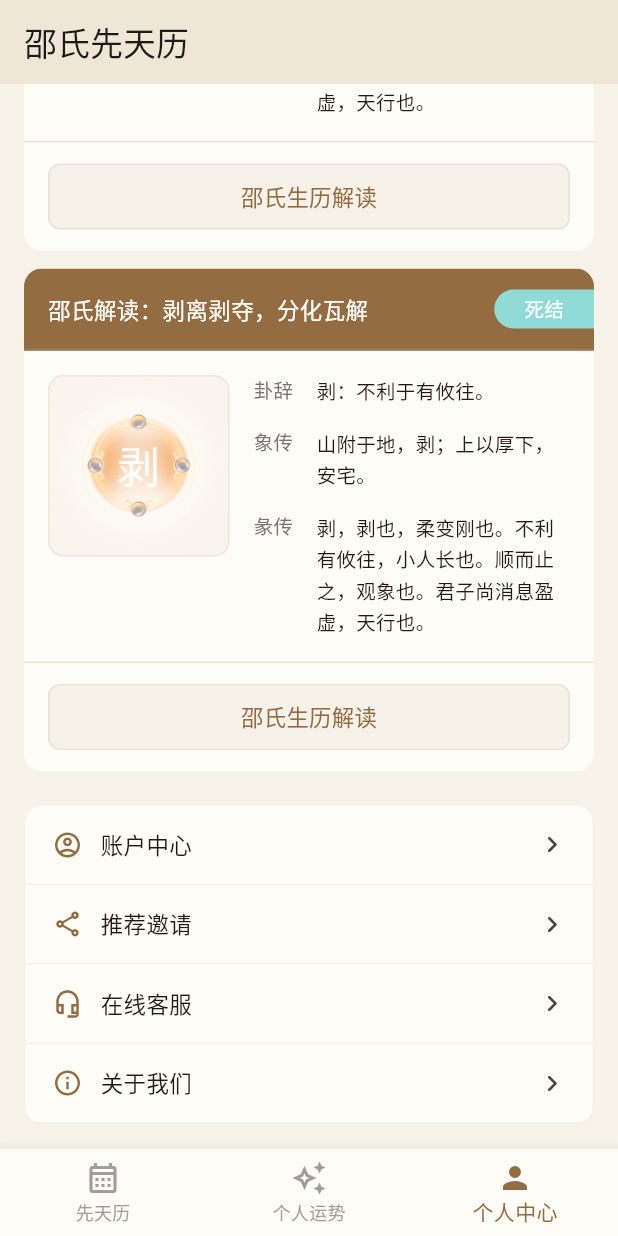
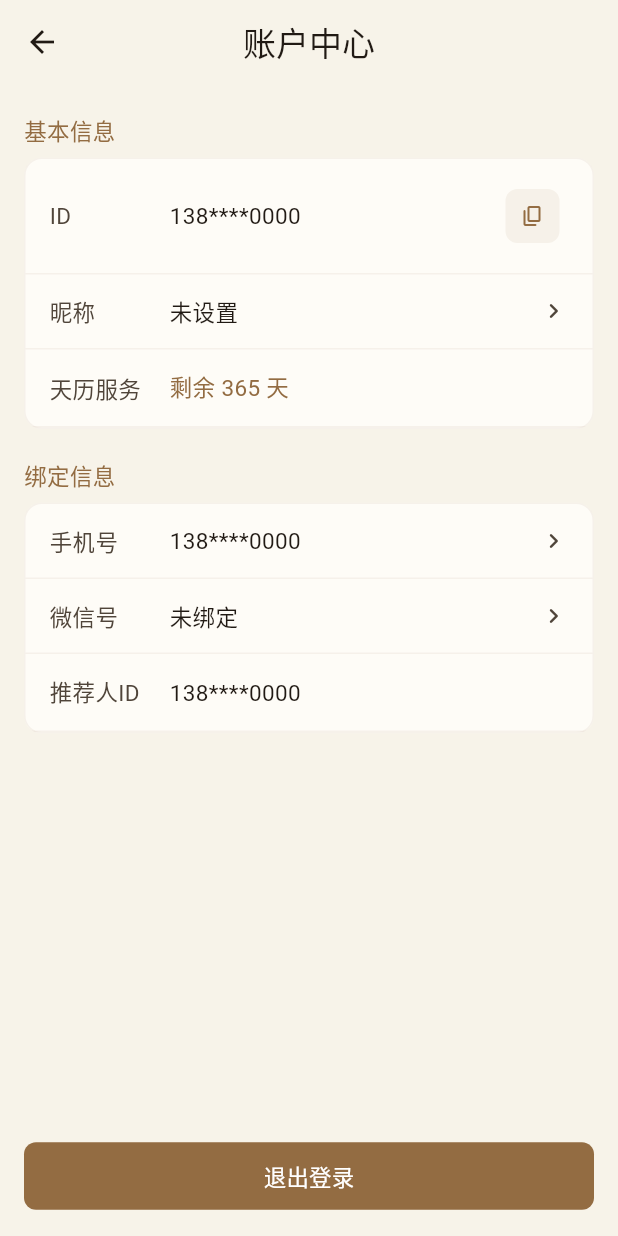
Before and after one commit to maxrisk/shao_calendar, a Flutter app: the screen it shows after launch, item 3 of the bottom bar chosen, scrolled down 900 dp, after a tap on "账户中心", on a phone screen of 412 x 824 dp. Run offline on Flutter 3.47's test engine with Material 3 defaults, Android fonts, the phone set to English and light mode, and no system bars; our stand-ins replace qr_flutter, table_calendar; missing offline and left inert: lunar, mobile_scanner.

Commit message:
新增账户中心页面

```diff
--- /dev/null
+++ b/lib/pages/profile/account_page.dart
@@ -0,0 +1,302 @@
+import 'package:flutter/material.dart';
+import 'package:flutter/services.dart';
+import 'edit_nickname_page.dart';
+import '../../widgets/dialogs/index.dart';
+
+/// 账户中心页面
+class AccountPage extends StatefulWidget {
+  /// 创建账户中心页面
+  const AccountPage({super.key});
+
+  @override
+  State<AccountPage> createState() => _AccountPageState();
+}
+
+class _AccountPageState extends State<AccountPage> {
+  String _nickname = '未设置';
+
+  Future<void> _handleEditNickname() async {
+    final result = await Navigator.push<String>(
+      context,
+      MaterialPageRoute(
+        builder: (context) => EditNicknamePage(
+          initialValue: _nickname == '未设置' ? null : _nickname,
+        ),
+      ),
+    );
+
+    if (result != null && result.isNotEmpty && mounted) {
+      setState(() {
+        _nickname = result;
+      });
+    }
+  }
+
+  void _handleLogout() async {
+    final confirmed = await ConfirmDialog.show(
+      context: context,
+      title: '退出登录',
+      content: '确定要退出登录吗？',
+      isDanger: true,
+    );
+
+    if (confirmed == true && mounted) {
+      // TODO: 处理退出登录
+      Navigator.pop(context);
+    }
+  }
+
+  Future<void> _copyToClipboard(BuildContext context, String text) async {
+    await Clipboard.setData(ClipboardData(text: text));
+    if (context.mounted) {
+      ScaffoldMessenger.of(context).showSnackBar(
+        const SnackBar(
+          content: Text('已复制到剪贴板'),
+          duration: Duration(seconds: 1),
+          behavior: SnackBarBehavior.floating,
+        ),
+      );
+    }
+  }
+
+  @override
+  Widget build(BuildContext context) {
+    final colorScheme = Theme.of(context).colorScheme;
+
+    return Scaffold(
+      appBar: AppBar(
+        title: const Text('账户中心'),
+        backgroundColor: colorScheme.surface,
+        foregroundColor: colorScheme.onSurface,
+        elevation: 0,
+        scrolledUnderElevation: 0,
+        surfaceTintColor: Colors.transparent,
+        centerTitle: true,
+      ),
+      body: Column(
+        crossAxisAlignment: CrossAxisAlignment.start,
+        children: [
+          Expanded(
+            child: SingleChildScrollView(
+              child: Column(
+                crossAxisAlignment: CrossAxisAlignment.start,
+                children: [
+                  // 基本信息
+                  _buildSection(
+                    context,
+                    '基本信息',
+                    [
+                      _buildInfoItem(
+                        context,
+                        'ID',
+                        '138****0000',
+                        trailing: IconButton(
+                          onPressed: () =>
+                              _copyToClipboard(context, '138****0000'),
+                          icon: Icon(
+                            Icons.copy_rounded,
+                            size: 16,
+                            color: colorScheme.primary,
+                          ),
+                          style: IconButton.styleFrom(
+                            padding: const EdgeInsets.all(8),
+                            minimumSize: const Size(36, 36),
+                            backgroundColor: colorScheme.primary.withAlpha(20),
+                            shape: RoundedRectangleBorder(
+                              borderRadius: BorderRadius.circular(8),
+                            ),
+                          ),
+                        ),
+                      ),
+                      _buildInfoItem(
+                        context,
+                        '昵称',
+                        _nickname,
+                        trailing: Icon(
+                          Icons.chevron_right_rounded,
+                          size: 20,
+                          color: colorScheme.onSurfaceVariant,
+                        ),
+                        onTap: _handleEditNickname,
+                      ),
+                      _buildInfoItem(
+                        context,
+                        '天历服务',
+                        '剩余 365 天',
+                        valueColor: colorScheme.primary,
+                      ),
+                    ],
+                  ),
+                  // 绑定信息
+                  _buildSection(
+                    context,
+                    '绑定信息',
+                    [
+                      _buildInfoItem(
+                        context,
+                        '手机号',
+                        '138****0000',
+                        trailing: Icon(
+                          Icons.chevron_right_rounded,
+                          size: 20,
+                          color: colorScheme.onSurfaceVariant,
+                        ),
+                        onTap: () {
+                          // TODO: 跳转到手机号绑定页面
+                        },
+                      ),
+                      _buildInfoItem(
+                        context,
+                        '微信号',
+                        '未绑定',
+                        trailing: Icon(
+                          Icons.chevron_right_rounded,
+                          size: 20,
+                          color: colorScheme.onSurfaceVariant,
+                        ),
+                        onTap: () {
+                          // TODO: 跳转到微信绑定页面
+                        },
+                      ),
+                      _buildInfoItem(
+                        context,
+                        '推荐人ID',
+                        '138****0000',
+                      ),
+                    ],
+                  ),
+                ],
+              ),
+            ),
+          ),
+          // 退出按钮
+          Padding(
+            padding: EdgeInsets.fromLTRB(
+              16,
+              16,
+              16,
+              16 + MediaQuery.of(context).padding.bottom,
+            ),
+            child: SizedBox(
+              width: double.infinity,
+              child: FilledButton(
+                onPressed: _handleLogout,
+                style: FilledButton.styleFrom(
+                  backgroundColor: colorScheme.primary,
+                  foregroundColor: colorScheme.onPrimary,
+                  padding: const EdgeInsets.symmetric(vertical: 12),
+                  shape: RoundedRectangleBorder(
+                    borderRadius: BorderRadius.circular(8),
+                  ),
+                ),
+                child: const Text(
+                  '退出登录',
+                  style: TextStyle(
+                    fontSize: 15,
+                    fontWeight: FontWeight.w500,
+                  ),
+                ),
+              ),
+            ),
+          ),
+        ],
+      ),
+    );
+  }
+
+  Widget _buildSection(
+    BuildContext context,
+    String title,
+    List<Widget> children,
+  ) {
+    final colorScheme = Theme.of(context).colorScheme;
+
+    return Column(
+      crossAxisAlignment: CrossAxisAlignment.start,
+      children: [
+        Padding(
+          padding: const EdgeInsets.fromLTRB(16, 20, 16, 8),
+          child: Text(
+            title,
+            style: TextStyle(
+              fontSize: 15,
+              fontWeight: FontWeight.w500,
+              color: colorScheme.primary,
+            ),
+          ),
+        ),
+        Container(
+          margin: const EdgeInsets.symmetric(horizontal: 16),
+          decoration: BoxDecoration(
+            color: Theme.of(context).cardColor,
+            borderRadius: BorderRadius.circular(12),
+            border: Border.all(
+              color: colorScheme.outlineVariant.withAlpha(50),
+            ),
+          ),
+          clipBehavior: Clip.antiAlias,
+          child: Column(
+            children: children,
+          ),
+        ),
+      ],
+    );
+  }
+
+  Widget _buildInfoItem(
+    BuildContext context,
+    String label,
+    String value, {
+    Widget? trailing,
+    Color? valueColor,
+    VoidCallback? onTap,
+  }) {
+    final colorScheme = Theme.of(context).colorScheme;
+    final content = Container(
+      padding: const EdgeInsets.symmetric(horizontal: 16, vertical: 14),
+      decoration: BoxDecoration(
+        border: Border(
+          bottom: BorderSide(
+            color: colorScheme.outlineVariant.withAlpha(50),
+          ),
+        ),
+      ),
+      child: Row(
+        children: [
+          SizedBox(
+            width: 80,
+            child: Text(
+              label,
+              style: TextStyle(
+                fontSize: 15,
+                color: colorScheme.onSurfaceVariant,
+              ),
+            ),
+          ),
+          Expanded(
+            child: Text(
+              value,
+              style: TextStyle(
+                fontSize: 15,
+                color: valueColor ?? colorScheme.onSurface,
+              ),
+            ),
+          ),
+          if (trailing != null) trailing,
+        ],
+      ),
+    );
+
+    if (onTap != null) {
+      return Material(
+        color: Colors.transparent,
+        child: InkWell(
+          onTap: onTap,
+          child: content,
+        ),
+      );
+    }
+
+    return content;
+  }
+}
--- a/lib/pages/profile/profile_page.dart
+++ b/lib/pages/profile/profile_page.dart
@@ -7,6 +7,7 @@ import '../../../widgets/glowing_hexagram.dart';
 import 'widgets/settings_cell.dart';
 import 'widgets/settings_group.dart';
 import '../profile/invite_page.dart';
+import '../profile/account_page.dart';
 
 /// 个人中心页面
 class ProfilePage extends StatefulWidget {
@@ -126,7 +127,12 @@ class _ProfilePageState extends State<ProfilePage> {
                         icon: Icons.account_circle_outlined,
                         title: '账户中心',
                         onTap: () {
-                          // TODO: 处理点击
+                          Navigator.push(
+                            context,
+                            MaterialPageRoute(
+                              builder: (context) => const AccountPage(),
+                            ),
+                          );
                         },
                       ),
                       SettingsCell(
--- /dev/null
+++ b/lib/widgets/dialogs/index.dart
@@ -0,0 +1 @@
+export 'confirm_dialog.dart';
```
Also changed, not shown: lib/pages/profile/edit_nickname_page.dart (added, +144 -0 lines), lib/widgets/confirm_dialog.dart (added, +126 -0 lines), lib/widgets/dialogs/confirm_dialog.dart (added, +126 -0 lines).
